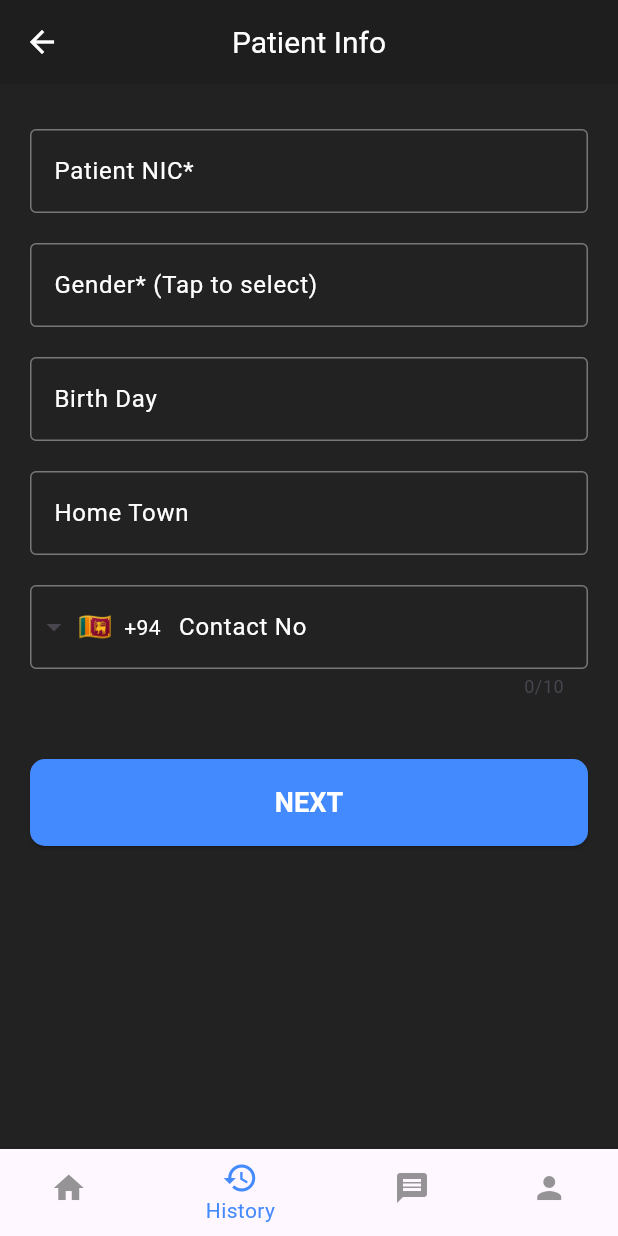
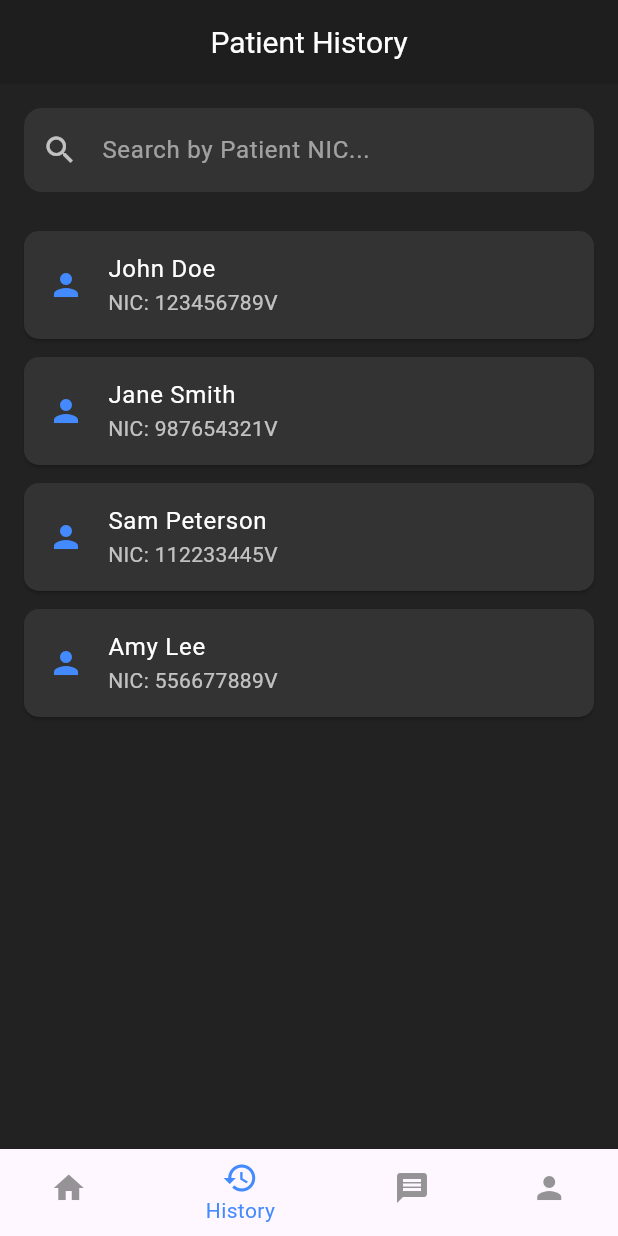
Before and after one commit to HChandeepa/Lung_Sound_Classification_Mobile_App, a Flutter app: the DashboardScreen screen opened directly, item 2 of the bottom bar chosen, on a phone screen of 412 x 824 dp. Run offline on Flutter 3.47's test engine with Material 3 defaults, Android fonts, the light colour scheme and no system bars; drawn by our look-alikes of intl_phone_field; our stand-ins replace firebase_auth, firebase_core; accounts and stored records are empty.

Commit message:
history page

```diff
--- a/lung_sound_system/lib/screens/add_patient.dart
+++ b/lung_sound_system/lib/screens/add_patient.dart
@@ -12,6 +12,7 @@ class AddPatientPage extends StatefulWidget {
 class _AddPatientPageState extends State<AddPatientPage> {
   final _formKey = GlobalKey<FormState>();
 
+  final TextEditingController _nameController = TextEditingController();
   final TextEditingController _nicController = TextEditingController();
   final TextEditingController _genderController = TextEditingController();
   final TextEditingController _birthDayController = TextEditingController();
@@ -20,6 +21,7 @@ class _AddPatientPageState extends State<AddPatientPage> {
 
   @override
   void dispose() {
+    _nameController.dispose();
     _nicController.dispose();
     _genderController.dispose();
     _birthDayController.dispose();
@@ -83,7 +85,7 @@ class _AddPatientPageState extends State<AddPatientPage> {
         return Theme(
           data: ThemeData.dark().copyWith(
             colorScheme: const ColorScheme.dark(
-              primary: Colors.orangeAccent,
+              primary: Colors.blueAccent,
               surface: Color(0xFF2C2C2C),
               onSurface: Colors.white,
             ),
@@ -123,6 +125,7 @@ class _AddPatientPageState extends State<AddPatientPage> {
           key: _formKey,
           child: ListView(
             children: [
+              _buildTextField("Patient Name*", "Please enter patient name", _nameController),
               _buildTextField("Patient NIC*", "Please enter patient ID", _nicController),
               _buildGenderField(),
               _buildBirthDateField(),
@@ -178,7 +181,7 @@ class _AddPatientPageState extends State<AddPatientPage> {
                 borderSide: BorderSide(color: Colors.white38),
               ),
               focusedBorder: OutlineInputBorder(
-                borderSide: BorderSide(color: Colors.orangeAccent),
+                borderSide: BorderSide(color: Colors.blueAccent),
               ),
               border: OutlineInputBorder(),
             ),
@@ -208,7 +211,7 @@ class _AddPatientPageState extends State<AddPatientPage> {
                 borderSide: BorderSide(color: Colors.white38),
               ),
               focusedBorder: OutlineInputBorder(
-                borderSide: BorderSide(color: Colors.orangeAccent),
+                borderSide: BorderSide(color: Colors.blueAccent),
               ),
               border: OutlineInputBorder(),
             ),
@@ -230,14 +233,14 @@ class _AddPatientPageState extends State<AddPatientPage> {
             borderSide: BorderSide(color: Colors.white38),
           ),
           focusedBorder: OutlineInputBorder(
-            borderSide: BorderSide(color: Colors.orangeAccent),
+            borderSide: BorderSide(color: Colors.blueAccent),
           ),
           hintText: 'Enter phone number',
           hintStyle: TextStyle(color: Colors.white54),
         ),
         style: const TextStyle(color: Colors.white),
         dropdownTextStyle: const TextStyle(color: Colors.white),
-        initialCountryCode: 'LK', // Change to your preferred default
+        initialCountryCode: 'LK',
         onChanged: (phone) {
           _phoneNumber = phone.completeNumber;
         },
@@ -272,7 +275,7 @@ class _AddPatientPageState extends State<AddPatientPage> {
             borderSide: BorderSide(color: Colors.white38),
           ),
           focusedBorder: const OutlineInputBorder(
-            borderSide: BorderSide(color: Colors.orangeAccent),
+            borderSide: BorderSide(color: Colors.blueAccent),
           ),
           border: const OutlineInputBorder(),
         ),
--- a/lung_sound_system/lib/screens/dashboard.dart
+++ b/lung_sound_system/lib/screens/dashboard.dart
@@ -1,10 +1,10 @@
 import 'package:flutter/material.dart';
 
 // Import other pages
-// import 'microphone_page.dart';
 import 'chat_page.dart';
 import 'profile_page.dart';
 import 'add_patient.dart';
+import 'history_page.dart';
 
 void main() {
   runApp(const MyApp());
@@ -35,8 +35,8 @@ class _DashboardScreenState extends State<DashboardScreen> {
   int _selectedIndex = 0;
 
   final List<Widget> _pages = [
-    const DashboardContent(), // Modified dashboard
-    const AddPatientPage(),
+    const DashboardContent(),
+    const HistoryPage(),
     const ChatPage(),
     const ProfilePage(),
   ];
--- /dev/null
+++ b/lung_sound_system/lib/screens/history_page.dart
@@ -0,0 +1,130 @@
+import 'package:flutter/material.dart';
+
+class HistoryPage extends StatefulWidget {
+  const HistoryPage({super.key});
+
+  @override
+  State<HistoryPage> createState() => _HistoryPageState();
+}
+
+class _HistoryPageState extends State<HistoryPage> {
+  final TextEditingController _searchController = TextEditingController();
+
+  // Dummy list of patients for demonstration (replace with real data)
+  final List<Map<String, String>> _patients = [
+    {'nic': '123456789V', 'name': 'John Doe'},
+    {'nic': '987654321V', 'name': 'Jane Smith'},
+    {'nic': '112233445V', 'name': 'Sam Peterson'},
+    {'nic': '556677889V', 'name': 'Amy Lee'},
+  ];
+
+  List<Map<String, String>> _filteredPatients = [];
+
+  @override
+  void initState() {
+    super.initState();
+    _filteredPatients = _patients;
+  }
+
+  void _searchPatient(String query) {
+    setState(() {
+      _filteredPatients =
+          _patients
+              .where(
+                (patient) =>
+                    patient['nic']!.toLowerCase().contains(query.toLowerCase()),
+              )
+              .toList();
+    });
+  }
+
+  @override
+  void dispose() {
+    _searchController.dispose();
+    super.dispose();
+  }
+
+  @override
+  Widget build(BuildContext context) {
+    return Scaffold(
+      backgroundColor: const Color(0xFF222222),
+      appBar: AppBar(
+        backgroundColor: const Color(0xFF1E1E1E),
+        title: const Text('Patient History'),
+        centerTitle: true,
+        titleTextStyle: const TextStyle(color: Colors.white, fontSize: 20),
+      ),
+      body: Padding(
+        padding: const EdgeInsets.all(16),
+        child: Column(
+          children: [
+            TextField(
+              controller: _searchController,
+              style: const TextStyle(color: Colors.white),
+              onChanged: _searchPatient,
+              decoration: InputDecoration(
+                hintText: 'Search by Patient NIC...',
+                hintStyle: const TextStyle(color: Colors.white54),
+                prefixIcon: const Icon(Icons.search, color: Colors.white70),
+                filled: true,
+                fillColor: const Color(0xFF333333),
+                border: OutlineInputBorder(
+                  borderRadius: BorderRadius.circular(12),
+                  borderSide: BorderSide.none,
+                ),
+              ),
+            ),
+            const SizedBox(height: 20),
+            Expanded(
+              child:
+                  _filteredPatients.isEmpty
+                      ? const Center(
+                        child: Text(
+                          'No patients found',
+                          style: TextStyle(color: Colors.white54),
+                        ),
+                      )
+                      : ListView.builder(
+                        itemCount: _filteredPatients.length,
+                        itemBuilder: (context, index) {
+                          final patient = _filteredPatients[index];
+                          return Card(
+                            color: const Color(0xFF333333),
+                            shape: RoundedRectangleBorder(
+                              borderRadius: BorderRadius.circular(10),
+                            ),
+                            margin: const EdgeInsets.symmetric(vertical: 6),
+                            child: ListTile(
+                              leading: const Icon(
+                                Icons.person,
+                                color: Colors.blueAccent,
+                              ),
+                              title: Text(
+                                patient['name']!,
+                                style: const TextStyle(color: Colors.white),
+                              ),
+                              subtitle: Text(
+                                'NIC: ${patient['nic']}',
+                                style: const TextStyle(color: Colors.white70),
+                              ),
+                              onTap: () {
+                                // Replace this with navigation to patient details if needed
+                                ScaffoldMessenger.of(context).showSnackBar(
+                                  SnackBar(
+                                    content: Text(
+                                      'Selected NIC: ${patient['nic']}',
+                                    ),
+                                  ),
+                                );
+                              },
+                            ),
+                          );
+                        },
+                      ),
+            ),
+          ],
+        ),
+      ),
+    );
+  }
+}
```
Also changed, not shown: lung_sound_system/lib/screens/microphone_page.dart (deleted, +0 -300 lines).
